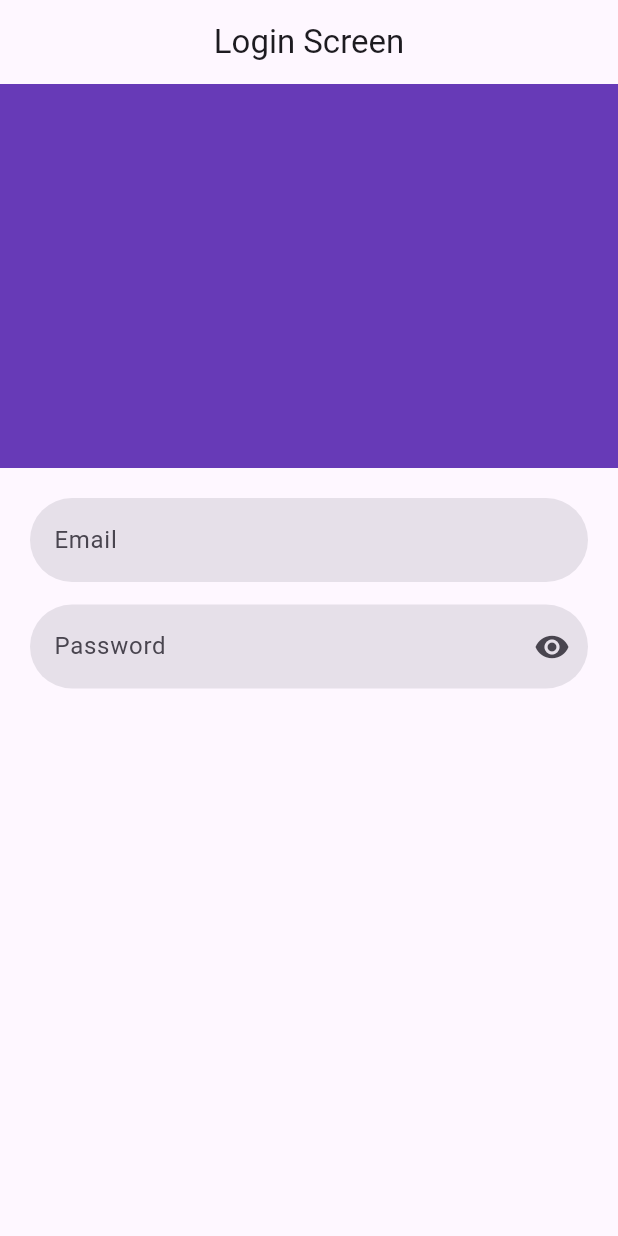
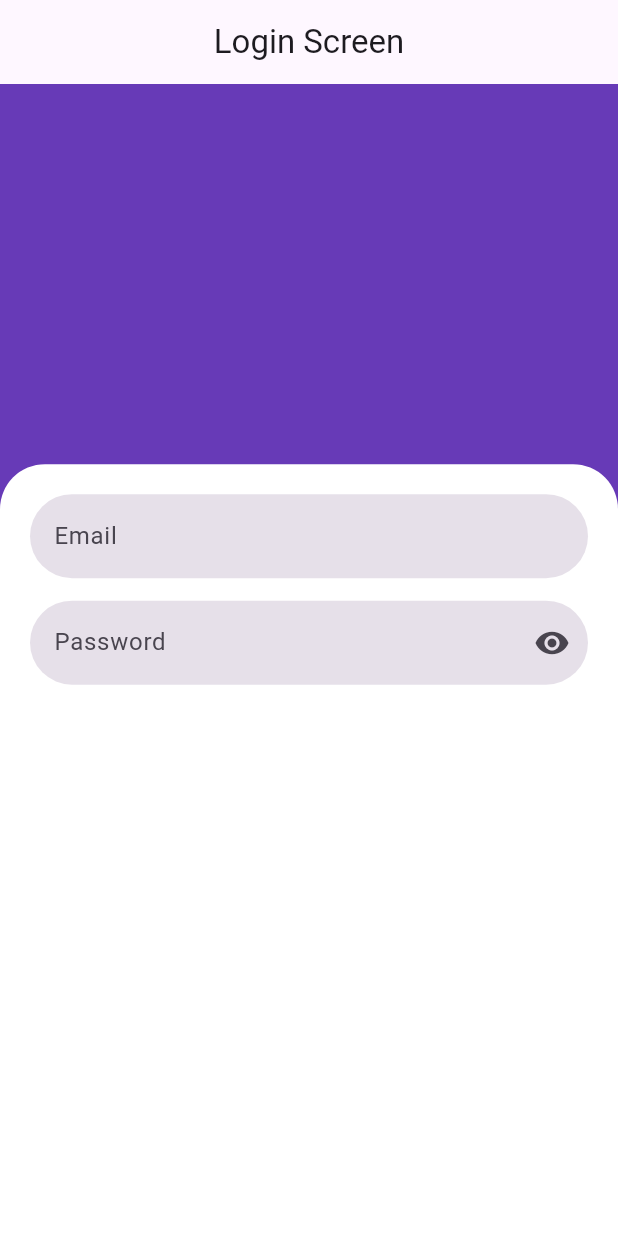
Before and after one commit to Potater420/ConnectMe-Community-App, a Flutter app: the screen it shows after launch, on a phone screen of 412 x 824 dp. Run offline on Flutter 3.47's test engine with Material 3 defaults, Android fonts, the phone set to English and light mode, and no system bars.

Commit message:
fixed login screen

```diff
--- a/lib/presentation/screens/login_screen.dart
+++ b/lib/presentation/screens/login_screen.dart
@@ -24,21 +24,26 @@ class _LoginScreenState extends State<LoginScreen> {
   @override
   Widget build(BuildContext context) {
     return Scaffold(
-      appBar: AppBar(title: Text('Login Screen'), centerTitle: true),
+      appBar: AppBar(title: const Text('Login Screen'), centerTitle: true),
       body: Form(
-        child: Column(
+        child: Stack(
           children: [
-            Expanded(
-              flex: 1,
+            // Layer 1: purple background (fills the top part)
+            Container(
+              width: double.infinity,
+              height: double.infinity,
+              color: Colors.deepPurple,
+            ),
+
+            // Layer 2: white rounded container on top, aligned to the bottom
+            Align(
+              alignment: Alignment.bottomCenter,
+              child: FractionallySizedBox(
+                heightFactor: 0.67, // roughly the 2/3 you had with flex: 2
+                widthFactor: 1,
                 child: Container(
-                width: double.infinity,
-                decoration: BoxDecoration(color: Colors.deepPurple),
-              ),
-            ),
-            Expanded(
-              flex: 2,
-              child: Container(
-                decoration: BoxDecoration(
+                  decoration: const BoxDecoration(
+                    color: Colors.white, // needed, otherwise it's transparent
                     borderRadius: BorderRadius.vertical(
                       top: Radius.circular(30),
                     ),
@@ -68,7 +73,7 @@ class _LoginScreenState extends State<LoginScreen> {
                             return null;
                           },
                         ),
-                      SizedBox(height: 15),
+                        const SizedBox(height: 15),
                         TextFormField(
                           obscureText: _obsecureText,
                           controller: _passwordController,
@@ -108,6 +113,7 @@ class _LoginScreenState extends State<LoginScreen> {
                   ),
                 ),
               ),
+            ),
           ],
         ),
       ),
```
Lines whose indentation alone changed are shown as unchanged.
